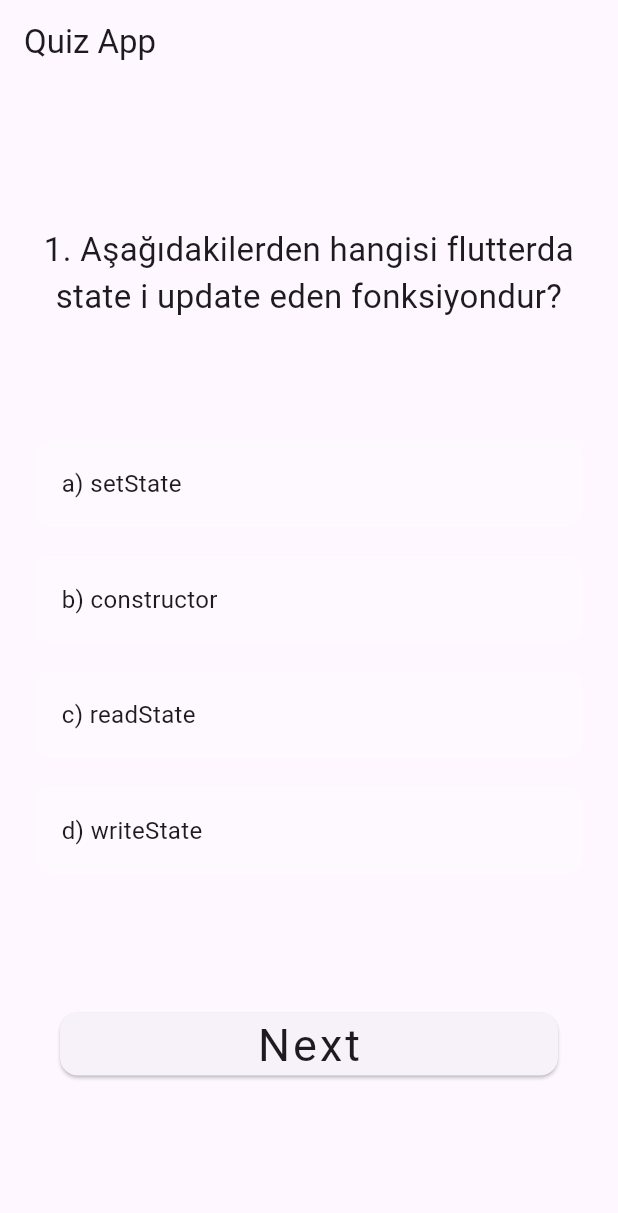
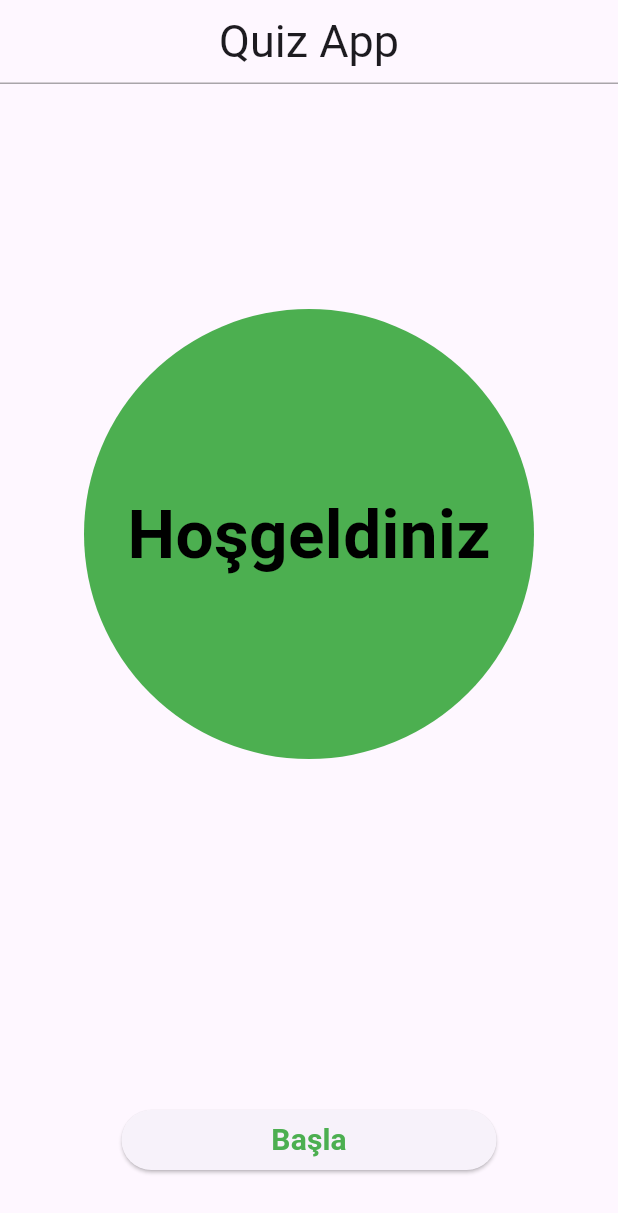
Before and after one commit to AtakulS/Quiz_App, a Flutter app: the screen it shows after launch, on a phone screen of 412 x 824 dp. Shown: the top 1213 px of the screen. Run offline on Flutter 3.47's test engine with Material 3 defaults, Android fonts, the phone set to English and light mode, and no system bars.

Commit message:
openscreen eklendi

```diff
--- a/lib/main.dart
+++ b/lib/main.dart
@@ -1,4 +1,5 @@
 import 'package:flutter/material.dart';
+import 'package:quiz_deneme/screens/open_screen.dart';
 
 import '/screens/quiz_screen.dart';
 
@@ -13,7 +14,7 @@ class MainApp extends StatelessWidget {
   Widget build(BuildContext context) {
     return const MaterialApp(
       debugShowCheckedModeBanner: false,
-      home: QuizScreen(),
+      home: StartQuiz(),
     );
   }
 }
--- a/lib/models/questions.dart
+++ b/lib/models/questions.dart
@@ -10,6 +10,7 @@ const List<Question> questions = [
       'b) constructor',
       'c) readState',
       'd) writeState',
+      'd) 1234',
     ],
   ),
   Question(
--- /dev/null
+++ b/lib/screens/open_screen.dart
@@ -0,0 +1,68 @@
+import 'package:flutter/material.dart';
+import 'package:quiz_deneme/screens/quiz_screen.dart';
+
+class StartQuiz extends StatelessWidget {
+  const StartQuiz({super.key});
+
+  @override
+  Widget build(BuildContext context) {
+    return Scaffold(
+      appBar: AppBar(
+        title: const Text("Quiz App", style: TextStyle(fontSize: 30)),
+        centerTitle: true,
+        shape: const Border(
+          bottom: BorderSide(
+            style: BorderStyle.solid,
+            color: Color.fromARGB(85, 0, 0, 0),
+          ),
+        ),
+      ),
+      body: Center(
+        child: Column(
+          mainAxisAlignment: MainAxisAlignment.spaceBetween,
+          children: [
+            Container(
+              width: 300,
+              height: 300,
+              margin: const EdgeInsets.only(top: 150),
+              decoration: BoxDecoration(
+                  color: Colors.green,
+                  borderRadius: BorderRadius.circular(300)),
+              child: const Center(
+                child: Text(
+                  'Hoşgeldiniz',
+                  style: TextStyle(
+                    fontSize: 45,
+                    color: Colors.black,
+                    fontWeight: FontWeight.bold,
+                  ),
+                ),
+              ),
+            ),
+            Container(
+              width: 250,
+              margin: const EdgeInsetsDirectional.only(bottom: 40),
+              child: ElevatedButton(
+                onPressed: () {
+                  Navigator.pushReplacement(
+                    context,
+                    MaterialPageRoute(
+                      builder: (context) => const QuizScreen(),
+                    ),
+                  );
+                },
+                style: ElevatedButton.styleFrom(
+                  foregroundColor: Colors.green,
+                ),
+                child: const Text(
+                  'Başla',
+                  style: TextStyle(fontSize: 20, fontWeight: FontWeight.bold),
+                ),
+              ),
+            ),
+          ],
+        ),
+      ),
+    );
+  }
+}
--- a/lib/screens/quiz_screen.dart
+++ b/lib/screens/quiz_screen.dart
@@ -86,12 +86,12 @@ class _QuizScreenState extends State<QuizScreen> {
                         ),
                       );
                     },
-                    label: 'Finish',
+                    label: 'Bitti',
                   )
                 : RectangularButton(
                     onPressed:
                         selectedAnswerIndex != null ? goToNextQuestion : null,
-                    label: 'Next',
+                    label: 'Sonraki Soru',
                   ),
           ],
         ),
--- a/lib/screens/result_screen.dart
+++ b/lib/screens/result_screen.dart
@@ -1,4 +1,5 @@
 import 'package:flutter/material.dart';
+import 'package:quiz_deneme/screens/open_screen.dart';
 import 'package:quiz_deneme/screens/quiz_screen.dart';
 
 class ResultScreen extends StatelessWidget {
@@ -14,7 +15,7 @@ class ResultScreen extends StatelessWidget {
   void goToFirstQuestion(BuildContext context) {
     Navigator.of(context).pushReplacement(
       MaterialPageRoute(
-        builder: (_) => const QuizScreen(), // Quiz ekranına geri dön
+        builder: (_) => const StartQuiz(), // Quiz ekranına geri dön
       ),
     );
   }
@@ -42,7 +43,7 @@ class ResultScreen extends StatelessWidget {
               style: const TextStyle(
                 fontSize: 24,
                 fontWeight: FontWeight.bold,
-                color: Colors.red,
+                color: Colors.green,
               ),
             ),
             const SizedBox(
--- a/lib/widgets/answer_card.dart
+++ b/lib/widgets/answer_card.dart
@@ -25,7 +25,6 @@ class AnswerCard extends StatelessWidget {
         vertical: 10.0,
       ),
       child: selectedAnswerIndex != null
-
           ? Container(
               padding: const EdgeInsets.all(16.0),
               decoration: BoxDecoration(
@@ -46,7 +45,6 @@ class AnswerCard extends StatelessWidget {
                 ),
               ),
             )
-
           : Container(
               padding: const EdgeInsets.all(16.0),
               decoration: BoxDecoration(
```
